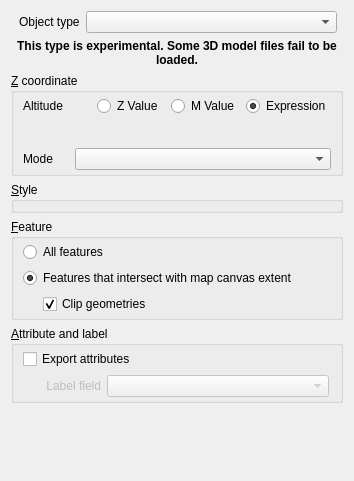
The window that ui/vectorproperties.ui (minorua/Qgis2threejs) describes before a commit, drawn with Qt 5.
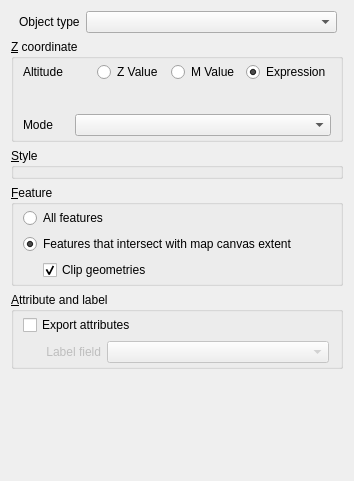
The same window after the commit. Custom widgets are drawn as their Qt base class.

Commit message: disable Icon and JSON/COLLADA model object types

The edit to the form file:
```diff
--- a/ui/vectorproperties.ui
+++ b/ui/vectorproperties.ui
@@ -43,28 +43,6 @@
      </item>
     </layout>
    </item>
-   <item>
-    <widget class="QLabel" name="label_ObjectTypeMessage">
-     <property name="font">
-      <font>
-       <weight>75</weight>
-       <bold>true</bold>
-      </font>
-     </property>
-     <property name="styleSheet">
-      <string notr="true">font-weight: bold;</string>
-     </property>
-     <property name="text">
-      <string>This type is experimental. Some 3D model files fail to be loaded.</string>
-     </property>
-     <property name="alignment">
-      <set>Qt::AlignCenter</set>
-     </property>
-     <property name="wordWrap">
-      <bool>true</bool>
-     </property>
-    </widget>
-   </item>
    <item>
     <widget class="QGroupBox" name="groupBox_zCoordinate">
      <property name="title">
```
The commit also changes 4 other files.
